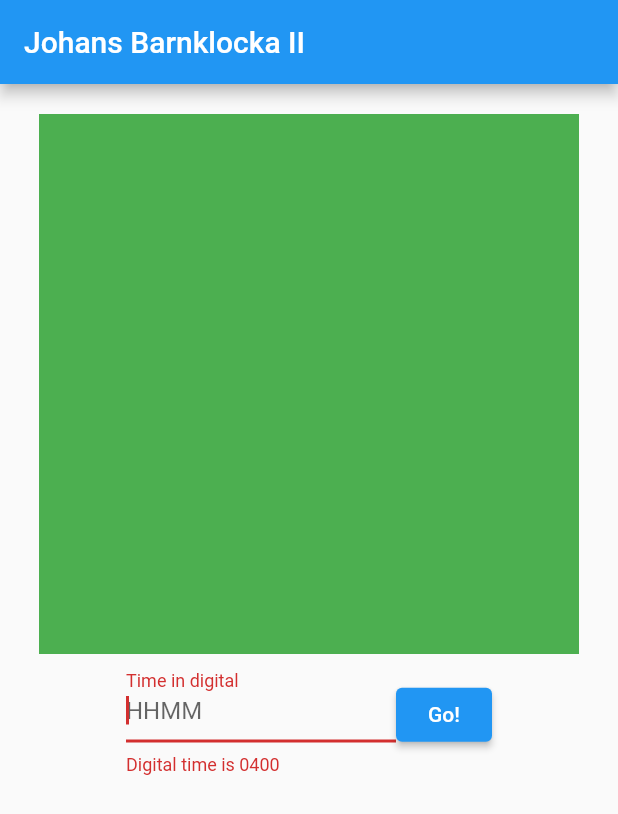
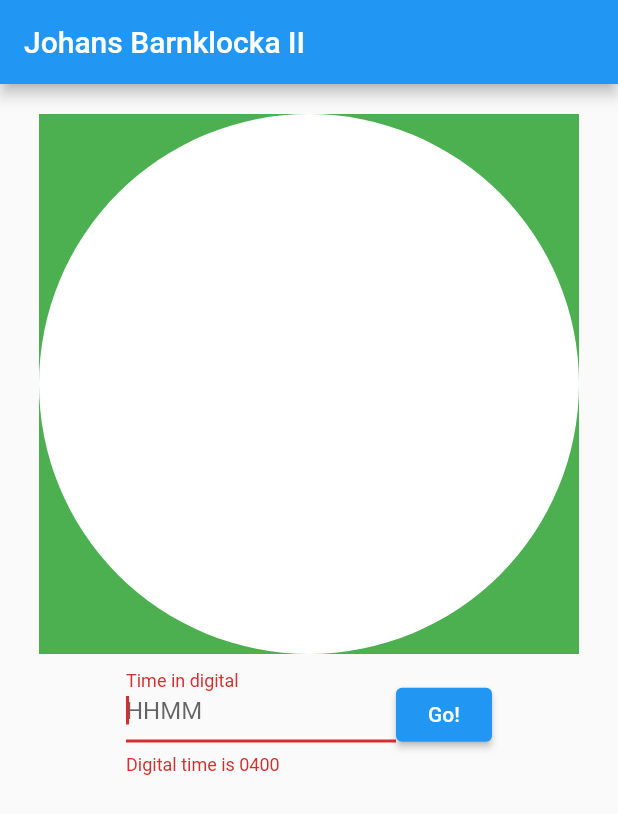
Before and after one commit to walles/barnklocka2, a Flutter app: the screen it shows after launch, after a tap on "Go!", on a phone screen of 412 x 824 dp. Shown: the top 814 px of the screen. Run offline on Flutter 3.47's test engine with Material 2 defaults, Android fonts, the phone set to English and light mode, and no system bars.

Commit message:
Draw clock face background

```diff
--- a/lib/clock.dart
+++ b/lib/clock.dart
@@ -22,10 +22,27 @@ class _Clock extends State<Clock> {
 class _ClockPainter extends CustomPainter {
   @override
   void paint(Canvas canvas, Size size) {
+    // We should be inside an AspectRatio(1.0) widget
+    assert(size.width == size.height);
+
+    // FIXME: Maybe drop one or both of these lines?
     canvas.clipRect(Rect.fromLTRB(0, 0, size.width, size.height));
     canvas.drawColor(Colors.green, BlendMode.src);
 
-    // FIXME: Draw clock here
+    // Draw clock face background
+    final backdropPaint = Paint();
+    backdropPaint.color = Colors.white;
+    backdropPaint.style = PaintingStyle.fill;
+    canvas.drawCircle(
+        Offset(size.width / 2, size.height / 2), size.width / 2, backdropPaint);
+
+    // FIXME: Draw numbers
+
+    // FIXME: Draw hour hand
+
+    // FIXME: Draw minute hand
+
+    // FIXME: Draw some ticks? Find a reference image!
   }
 
   @override
```
Also changed, not shown: 1 other file.
